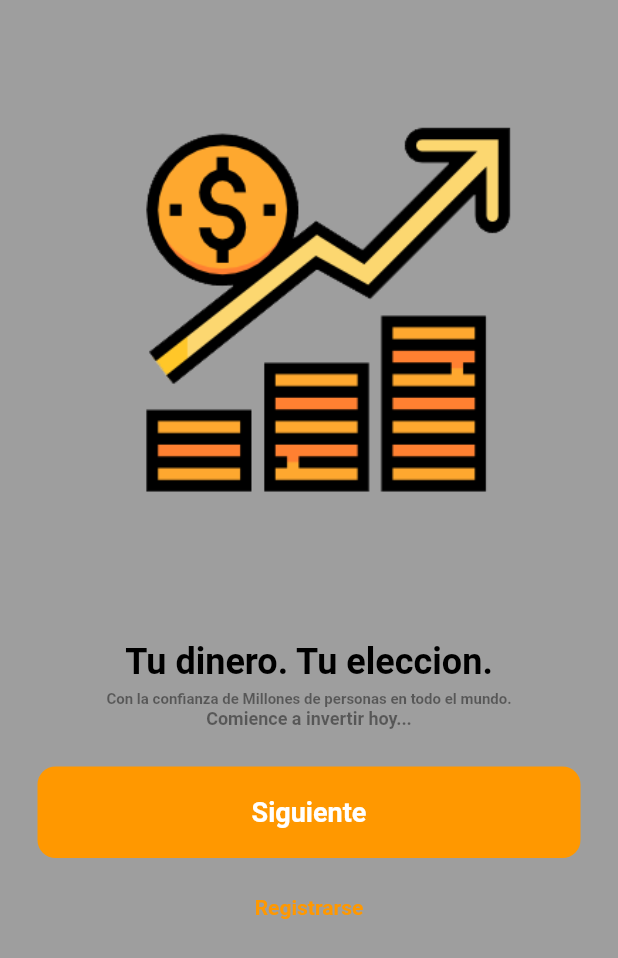
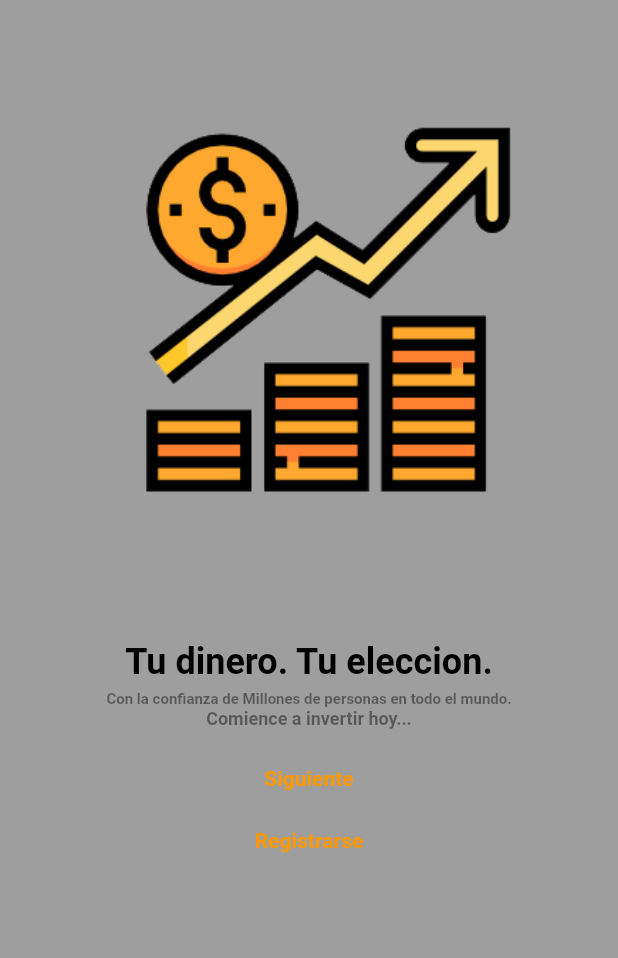
Before and after one commit to Masp2601/trading, a Flutter app: the screen it shows after launch, on a phone screen of 412 x 824 dp. Shown: the top 958 px of the screen. Run offline on Flutter 3.47's test engine with Material 2 defaults, Android fonts, the light colour scheme and no system bars; our stand-ins replace animated_splash_screen.

Commit message:
actualizacion 09/06/2022

```diff
--- a/trading/lib/pages/land_page.dart
+++ b/trading/lib/pages/land_page.dart
@@ -1,6 +1,6 @@
 import 'package:flutter/material.dart';
-
-import 'home_page.dart';
+import 'package:trading/pages/next_page.dart';
+import 'package:trading/pages/register_page.dart';
 
 class LandPage extends StatefulWidget {
   const LandPage({Key? key}) : super(key: key);
@@ -49,22 +49,21 @@ class _LandPageState extends State<LandPage> {
           Padding(
             padding: const EdgeInsets.symmetric(horizontal: 25.0),
             child: GestureDetector(
-              onTap: () {},
-              child: Container(
-                padding: const EdgeInsets.all(20),
-                decoration: BoxDecoration(
+              onTap: () {
+                Navigator.push(
+                  context,
+                  MaterialPageRoute(
+                    builder: (context) {
+                      return const NextPage();
+                    },
+                  ),
+                );
+              },
+              child: const Text(
+                'Siguiente',
+                style: TextStyle(
                   color: Colors.orange,
-                  borderRadius: BorderRadius.circular(12),
-                ),
-                child: const Center(
-                  child: Text(
-                    'Siguiente',
-                    style: TextStyle(
-                      color: Colors.white,
-                      fontWeight: FontWeight.bold,
-                      fontSize: 18,
-                    ),
-                  ),
+                  fontWeight: FontWeight.bold,
                 ),
               ),
             ),
@@ -84,7 +83,7 @@ class _LandPageState extends State<LandPage> {
                       context,
                       MaterialPageRoute(
                         builder: (context) {
-                          return const Home();
+                          return const RegisterPage();
                         },
                       ),
                     );
```
